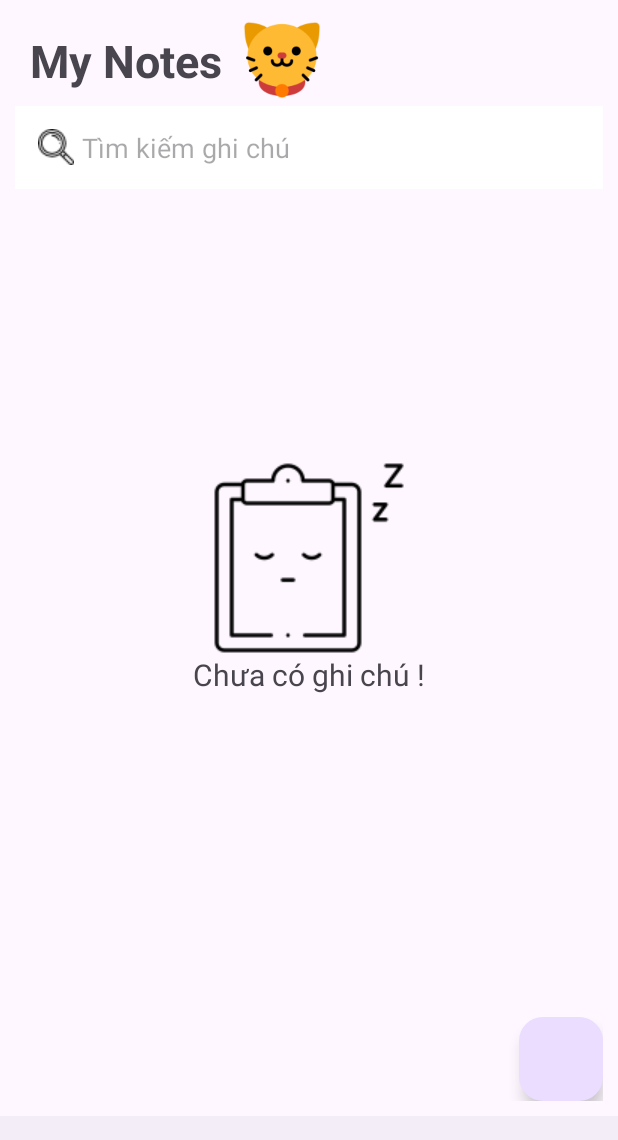
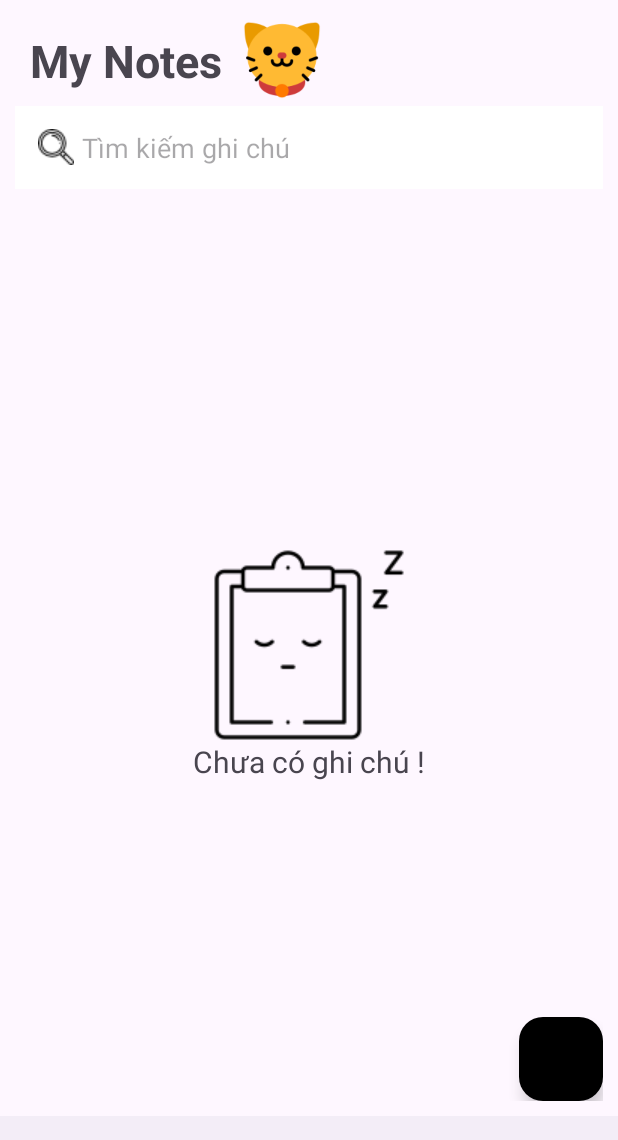
Before and after one commit to dodphu/NoteCat, an Android app: the screen it shows after launch (MainActivity), on a phone screen of 412 x 824 dp. Shown: the top 1140 px of the screen. Run offline under Robolectric (Android 15) with nearby library versions, the phone set to English and light mode, and no system bars; our stand-ins replace Room's generated code.

Commit message:
fix somethings

```diff
--- a/app/src/main/java/com/example/notecat/fragments/AllNoteFragment.kt
+++ b/app/src/main/java/com/example/notecat/fragments/AllNoteFragment.kt
@@ -1,5 +1,6 @@
 package com.example.notecat.fragments
 
+import android.content.Intent
 import android.os.Bundle
 import android.util.Log
 import androidx.fragment.app.Fragment
@@ -10,6 +11,7 @@ import androidx.lifecycle.ViewModelProvider
 import androidx.recyclerview.widget.LinearLayoutManager
 import androidx.recyclerview.widget.StaggeredGridLayoutManager
 import com.example.notecat.R
+import com.example.notecat.activities.AddEditNoteActivity
 import com.example.notecat.adapter.adapter_note
 import com.example.notecat.databinding.FragmentAllNoteBinding
 import com.example.notecat.model.Note
@@ -22,7 +24,8 @@ class AllNoteFragment : Fragment(R.layout.fragment_all_note) {
         val binding = FragmentAllNoteBinding.bind(view)
 
         val edtSearchNote = binding.editTextSearch
-        val layout_notask = binding.layoutNotask
+        val txt_notask = binding.txtNoTask
+        val img_notask = binding.imgvNoTask
         val rycv_note = binding.rycvMynote
         val adapterNote = adapter_note()
         rycv_note.adapter = adapterNote
@@ -32,11 +35,13 @@ class AllNoteFragment : Fragment(R.layout.fragment_all_note) {
 
         noteViewModel.getAllNotesVM().observe(viewLifecycleOwner) { listNotes ->
             if (!listNotes.isNullOrEmpty()) {
-                layout_notask.visibility = View.GONE
+                img_notask.visibility = View.GONE
+                txt_notask.visibility = View.GONE
                 adapterNote.updateNotes(listNotes)
                 Log.d("phu", "onViewCreated: ${listNotes[0]}")
             } else {
-                layout_notask.visibility = View.VISIBLE
+                img_notask.visibility = View.VISIBLE
+                txt_notask.visibility = View.VISIBLE
             }
         }
 
@@ -44,7 +49,10 @@ class AllNoteFragment : Fragment(R.layout.fragment_all_note) {
         val fab = binding.fabAdd
         fab.setOnClickListener {
             //noteViewModel.addNoteVM(Note("phuu", "cccc", "phuu"))
-            noteViewModel.addNoteVM(Note.createNote("phu3", "adu", "22-12 -2222"))
+            //noteViewModel.addNoteVM(Note.createNote("phu3", "adu", "22-12 -2222"))
+            val intent = Intent(requireContext(), AddEditNoteActivity::class.java)
+            startActivity(intent)
+
         }
     }
 }
--- a/app/src/main/res/layout/fragment_all_note.xml
+++ b/app/src/main/res/layout/fragment_all_note.xml
@@ -2,11 +2,11 @@
 <androidx.constraintlayout.widget.ConstraintLayout xmlns:android="http://schemas.android.com/apk/res/android"
     xmlns:app="http://schemas.android.com/apk/res-auto"
     xmlns:tools="http://schemas.android.com/tools"
+    android:id="@+id/frag_allNote"
     android:layout_width="match_parent"
     android:layout_height="match_parent"
     android:orientation="vertical"
     android:padding="10dp"
-    android:id="@+id/frag_allNote"
     tools:context=".fragments.AllNoteFragment">
 
     <TextView
@@ -36,10 +36,10 @@
         android:drawableLeft="@drawable/search_allnotefragment"
         android:drawablePadding="5dp"
         android:hint="@string/timkiemghichu"
+        android:inputType="text"
         android:padding="15dp"
         app:layout_constraintLeft_toLeftOf="parent"
-        app:layout_constraintTop_toBottomOf="@id/txtMyNote"
-        android:inputType="text"/>
+        app:layout_constraintTop_toBottomOf="@id/txtMyNote" />
 
     <androidx.recyclerview.widget.RecyclerView
         android:id="@+id/rycv_Mynote"
@@ -49,32 +49,28 @@
         android:transitionGroup="true"
         app:layout_constraintLeft_toLeftOf="parent"
         app:layout_constraintTop_toBottomOf="@+id/edit_text_search"
-        tools:listitem="@layout/note_item"
-        />
+        tools:listitem="@layout/note_item" />
 
-    <androidx.constraintlayout.widget.ConstraintLayout
-        android:layout_width="match_parent"
-        android:layout_height="match_parent"
-        android:id="@+id/layout_notask">
+
     <ImageView
         android:id="@+id/imgv_noTask"
         android:layout_width="match_parent"
         android:layout_height="wrap_content"
+        android:layout_gravity="center"
         android:src="@drawable/no_task"
-            android:layout_gravity="center"
-            app:layout_constraintTop_toTopOf="parent"
+        app:layout_constraintBottom_toBottomOf="parent"
         app:layout_constraintLeft_toLeftOf="parent"
-            app:layout_constraintRight_toRightOf="parent"
-            app:layout_constraintBottom_toBottomOf="parent"/>
+        app:layout_constraintTop_toBottomOf="@+id/edit_text_search" />
+
     <TextView
+        android:id="@+id/txt_noTask"
         android:layout_width="match_parent"
         android:layout_height="wrap_content"
+        android:layout_gravity="center"
+        android:gravity="center"
         android:text="Chưa có ghi chú !"
-            android:gravity="center"
-            android:layout_gravity="center"
         android:textSize="20sp"
-            app:layout_constraintTop_toBottomOf="@+id/imgv_noTask"/>
-    </androidx.constraintlayout.widget.ConstraintLayout>
+        app:layout_constraintTop_toBottomOf="@+id/imgv_noTask" />
 
 
     <com.google.android.material.floatingactionbutton.FloatingActionButton
@@ -82,6 +78,7 @@
         android:layout_width="wrap_content"
         android:layout_height="wrap_content"
         app:layout_constraintBottom_toBottomOf="parent"
-        app:layout_constraintRight_toRightOf="parent" />
+        app:layout_constraintRight_toRightOf="parent"
+        android:backgroundTint="@color/black"/>
 
 </androidx.constraintlayout.widget.ConstraintLayout>
```
Also changed, not shown: app/src/main/AndroidManifest.xml (+6 -3 lines), app/src/main/java/com/example/notecat/fragments/AddOrEditNoteFragment.kt (deleted, +0 -18 lines), app/src/main/res/layout/fragment_add_or_edit_note.xml (deleted, +0 -60 lines). Lines whose indentation alone changed are shown as unchanged.
